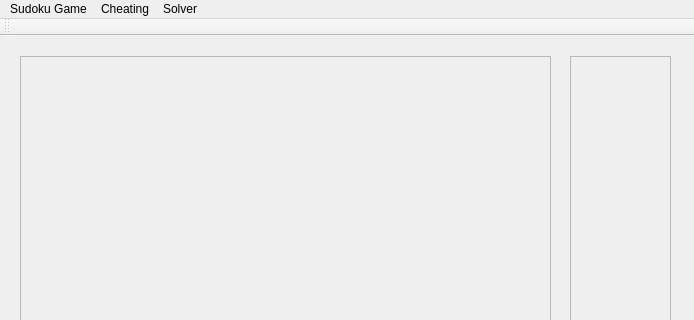
Before: the Qt Designer form mainwindow.ui in davidwangd/Qt-SudokuGame, drawn with Qt 5; both pictures show x 0 to 694 and y 0 to 320 of the 694 by 764 pixel window.
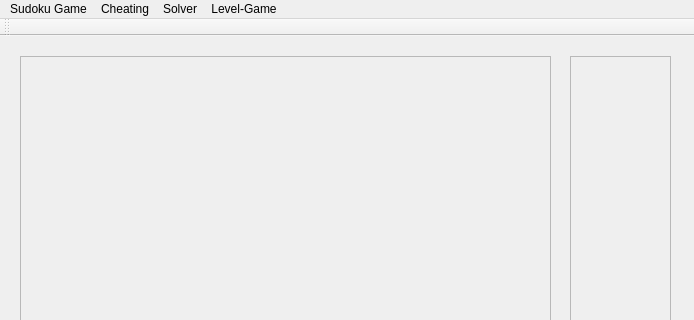
After: the same form once the commit is applied.

Diff of the .ui file:
```diff
--- a/mainwindow.ui
+++ b/mainwindow.ui
@@ -149,7 +149,7 @@
      <x>0</x>
      <y>0</y>
      <width>694</width>
-     <height>23</height>
+     <height>26</height>
     </rect>
    </property>
    <widget class="QMenu" name="menuGame">
@@ -183,9 +183,15 @@
     <addaction name="actionSolveByComputer"/>
     <addaction name="actionSolveByPeople"/>
    </widget>
+   <widget class="QMenu" name="menuLevelGame">
+    <property name="title">
+     <string>Level-Game</string>
+    </property>
+   </widget>
    <addaction name="menuGame"/>
    <addaction name="menuCheating"/>
    <addaction name="menuSolver"/>
+   <addaction name="menuLevelGame"/>
   </widget>
   <widget class="QToolBar" name="mainToolBar">
    <attribute name="toolBarArea">
```
Left out of the diff: 2 changed lines with no effect on the pictures.
